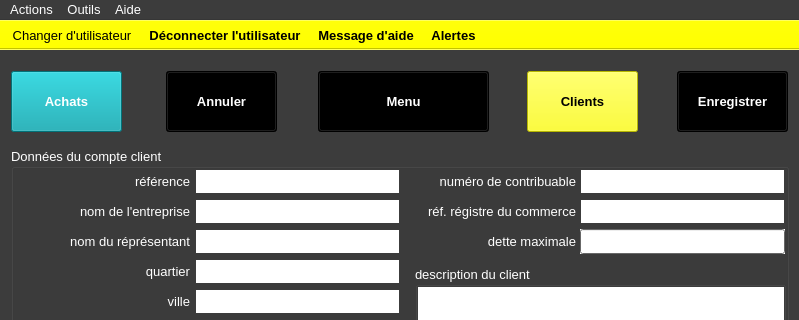
Old version of the form ui/yeroth-erp-creer-compte-client-window.ui in the repository xnoumbissinoundou/yeroth-erp-3.0; both pictures show x 0 to 799 and y 0 to 320 of the 799 by 601 pixel window.
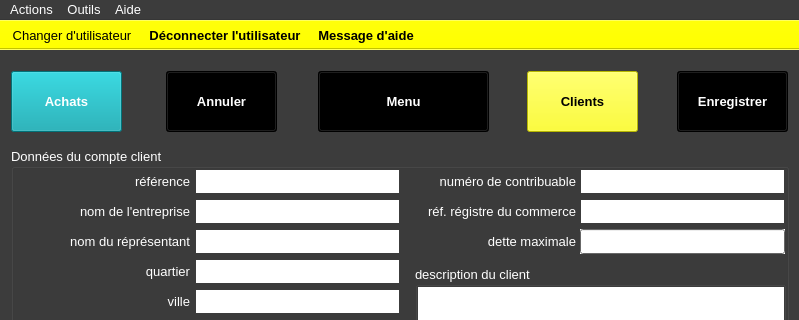
New version of the form. Icons and pictures are not drawn. Custom widgets are drawn as their Qt base class.

```diff
--- a/ui/yeroth-erp-creer-compte-client-window.ui
+++ b/ui/yeroth-erp-creer-compte-client-window.ui
@@ -14298,7 +14298,6 @@
    <addaction name="actionChanger_utilisateur"/>
    <addaction name="actionDeconnecter_utilisateur"/>
    <addaction name="actionAppeler_aide"/>
-   <addaction name="actionAlertes"/>
   </widget>
   <action name="actionA_propos">
    <property name="text">
@@ -14393,21 +14392,6 @@
     </font>
    </property>
   </action>
-  <action name="actionAlertes">
-   <property name="text">
-    <string>Alertes</string>
-   </property>
-   <property name="toolTip">
-    <string>Alertes</string>
-   </property>
-   <property name="font">
-    <font>
-     <pointsize>10</pointsize>
-     <weight>75</weight>
-     <bold>true</bold>
-    </font>
-   </property>
-  </action>
   <action name="actionAdministration">
    <property name="icon">
     <iconset>
```
Left out of the diff: 2 changed lines with no effect on the pictures.
